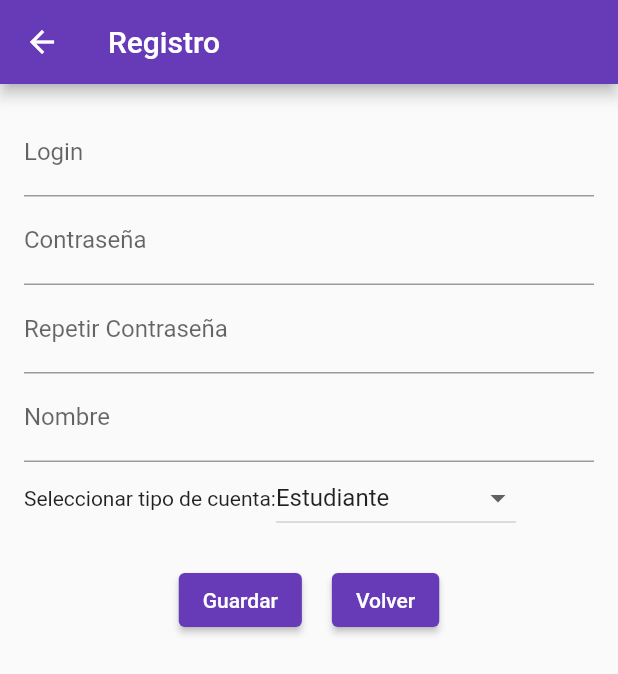
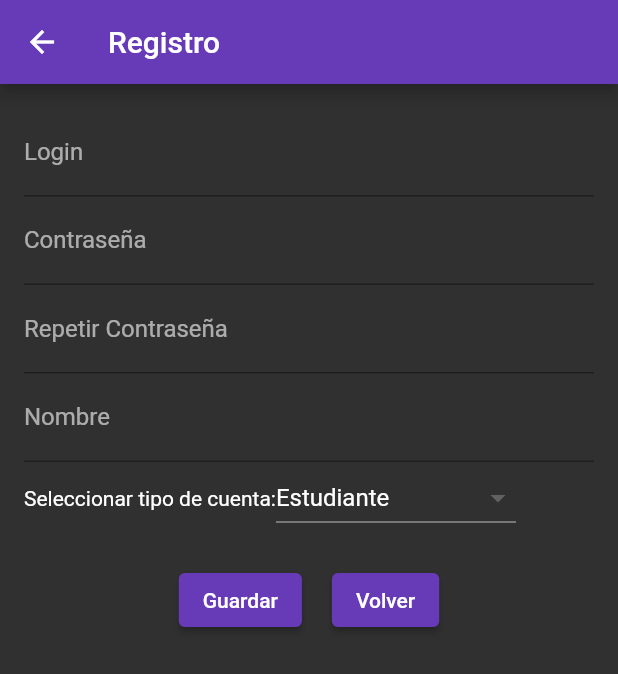
Before and after one commit to EmoMeza/proyecto-informatico, a Flutter app: the screen it shows after launch, after a tap on "Registrarse", on a phone screen of 412 x 824 dp. Shown: the top 674 px of the screen. Run offline on Flutter 3.47's test engine with Material 2 defaults, Android fonts, the phone set to English and light mode, and no system bars; our stand-ins replace carousel_slider, shared_preferences; network calls fail.

Commit message:
♿️ (frontend) modo oscuro

```diff
--- a/frontend/lib/main.dart
+++ b/frontend/lib/main.dart
@@ -16,10 +16,11 @@ class MyApp extends StatelessWidget {
     return MaterialApp(
       debugShowCheckedModeBanner: false,
       title: 'EventiCAA',
-      theme: ThemeData(
+      theme: ThemeData.dark().copyWith(
         colorScheme: ColorScheme.fromSwatch(
-          primarySwatch: Colors.deepPurple, // Set the primary swatch color
-        ).copyWith(secondary: Colors.deepPurple), // Set the secondary color
+          primarySwatch: Colors.deepPurple, // Establece el color principal
+        ).copyWith(
+            secondary: Colors.deepPurple), // Establece el color secundario
       ),
       initialRoute: '/login',
       routes: {
```
Also changed, not shown: frontend/lib/pages/flujo_de_caja.dart (+2 -8 lines).
